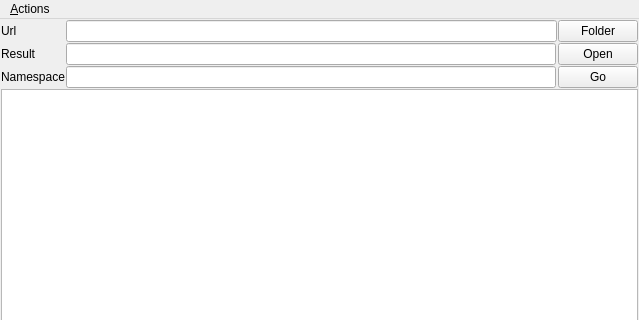
The window that src/mainwindow.ui (JackeyLea/QtHelp) describes before a commit, drawn with Qt 5; both pictures show x 0 to 639 and y 0 to 320 of the 639 by 580 pixel window.
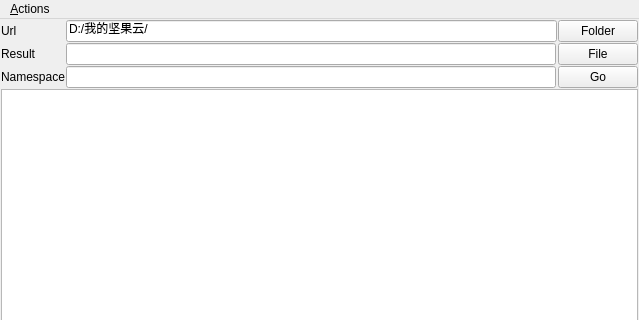
The same window after the commit.

Commit message: 调整界面

What changed in the file:
```diff
--- a/src/mainwindow.ui
+++ b/src/mainwindow.ui
@@ -34,12 +34,16 @@
      <widget class="QLineEdit" name="lineNamespace"/>
     </item>
     <item row="0" column="1" colspan="2">
-     <widget class="QLineEdit" name="lineUrl"/>
+     <widget class="QLineEdit" name="lineUrl">
+      <property name="text">
+       <string>D:/我的坚果云/</string>
+      </property>
+     </widget>
     </item>
     <item row="1" column="3">
      <widget class="QPushButton" name="buttonOpen">
       <property name="text">
-       <string>Open</string>
+       <string>File</string>
       </property>
      </widget>
     </item>
```
Left out of the diff: 10 changed lines with no effect on the pictures. The commit also changes 3 other files.
